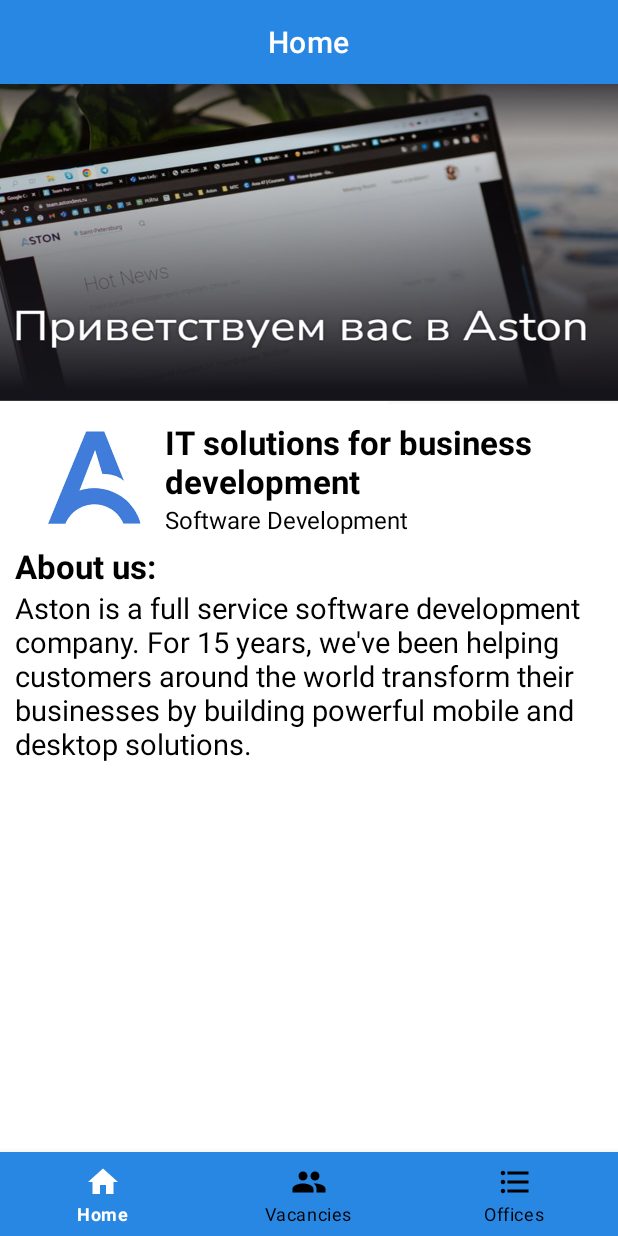
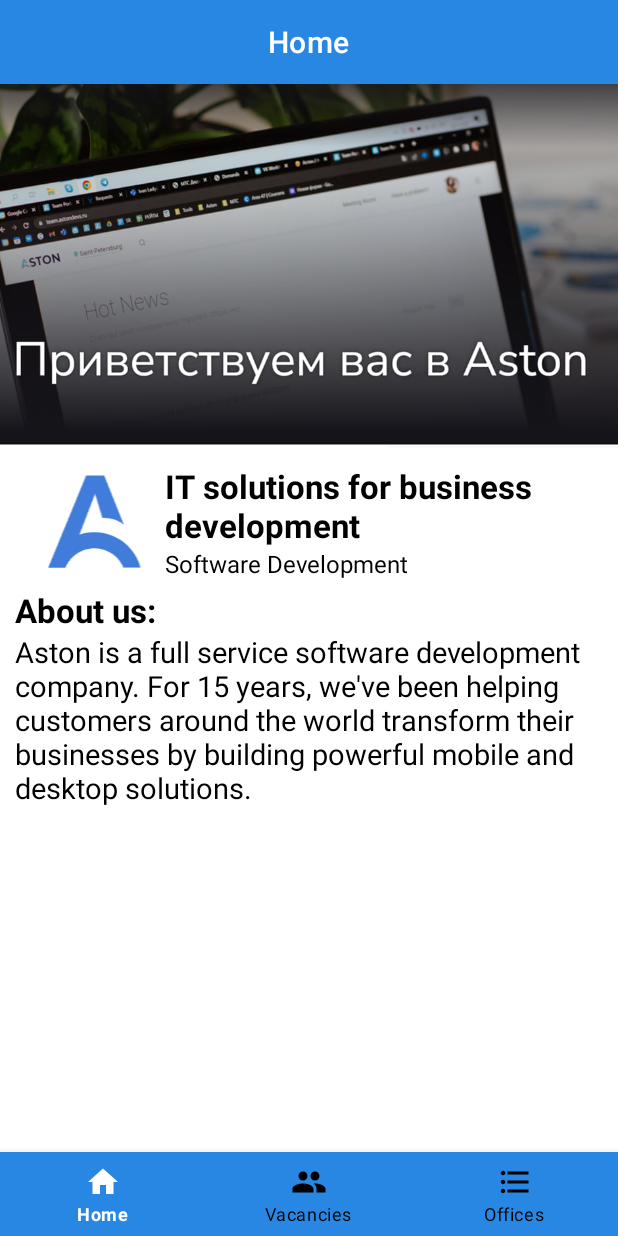
Before and after one commit to almoiv0499/Moroz_Lesson3, an Android app: the fragment MainScreenFragment placed in its activity, on a phone screen of 412 x 824 dp. Run offline under Robolectric (Android 15) with nearby library versions, the phone set to English and light mode, and no system bars.

Commit message:
moroz_lesson_6 added RecyclerView for MainScreenFragment

```diff
--- a/app/src/main/java/com/example/moroz_lesson3/fragments/mainscreen/MainScreenFragment.kt
+++ b/app/src/main/java/com/example/moroz_lesson3/fragments/mainscreen/MainScreenFragment.kt
@@ -8,6 +8,8 @@
 import com.example.moroz_lesson3.R
 import com.example.moroz_lesson3.databinding.FragmentMainScreenBinding
 import com.example.moroz_lesson3.fragments.util.CustomizeToolbar
+import com.example.moroz_lesson3.model.MainScreen
+import com.example.moroz_lesson3.recyclerview.mainscreen.MainScreenAdapter
 
 class MainScreenFragment : Fragment(), CustomizeToolbar {
 
@@ -18,12 +20,31 @@
     private var _binding: FragmentMainScreenBinding? = null
     private val binding get() = _binding!!
 
+    private val mainScreenAdapter by lazy(LazyThreadSafetyMode.NONE) {
+        MainScreenAdapter().apply {
+            submitList(mockMainScreenList())
+        }
+    }
+
     override fun onCreateView(
         inflater: LayoutInflater, container: ViewGroup?,
         savedInstanceState: Bundle?,
     ): View {
         _binding = FragmentMainScreenBinding.inflate(inflater, container, false)
         return binding.root
+    }
+
+    override fun onViewCreated(view: View, savedInstanceState: Bundle?) {
+        super.onViewCreated(view, savedInstanceState)
+
+        initRecyclerView()
+    }
+
+    private fun initRecyclerView() {
+        with(binding.recyclerViewMainScreen) {
+            setHasFixedSize(true)
+            adapter = mainScreenAdapter
+        }
     }
 
     override fun setToolbarTitle(): Int = R.string.string_home
@@ -33,4 +54,28 @@
         _binding = null
     }
 
+    private fun mockMainScreenList(): List<MainScreen> {
+        val screens = mutableListOf<MainScreen>()
+        screens.add(
+            MainScreen(
+                viewType = 0
+            )
+        )
+        screens.add(
+            MainScreen(
+                title = getString(R.string.string_title),
+                subtitle = getString(R.string.string_subtitle),
+                viewType = 1
+            )
+        )
+        screens.add(
+            MainScreen(
+                aboutUs = getString(R.string.about_us),
+                aboutUsDescription = getString(R.string.string_about_us_description),
+                viewType = 2
+            )
+        )
+        return screens
+    }
+
 }
--- /dev/null
+++ b/app/src/main/java/com/example/moroz_lesson3/model/MainScreen.kt
@@ -0,0 +1,13 @@
+package com.example.moroz_lesson3.model
+
+import com.example.moroz_lesson3.R
+
+data class MainScreen(
+    val image: Int = R.drawable.title_image,
+    val logo: Int = R.drawable.logo,
+    val title: String = "",
+    val subtitle: String = "",
+    val aboutUs: String = "",
+    val aboutUsDescription: String = "",
+    val viewType: Int = 0
+)
--- /dev/null
+++ b/app/src/main/java/com/example/moroz_lesson3/recyclerview/base/BaseMainScreenViewHolder.kt
@@ -0,0 +1,11 @@
+package com.example.moroz_lesson3.recyclerview.base
+
+import android.view.View
+import androidx.recyclerview.widget.RecyclerView.ViewHolder
+import com.example.moroz_lesson3.model.MainScreen
+
+abstract class BaseMainScreenViewHolder(itemView: View) : ViewHolder(itemView) {
+
+    abstract fun populate(mainScreen: MainScreen)
+
+}
--- a/app/src/main/java/com/example/moroz_lesson3/recyclerview/BaseViewHolder.kt
+++ b/app/src/main/java/com/example/moroz_lesson3/recyclerview/base/BaseViewHolder.kt
@@ -1,4 +1,4 @@
-package com.example.moroz_lesson3.recyclerview
+package com.example.moroz_lesson3.recyclerview.base
 
 import android.view.View
 import androidx.recyclerview.widget.RecyclerView.ViewHolder
--- /dev/null
+++ b/app/src/main/java/com/example/moroz_lesson3/recyclerview/mainscreen/AboutUsViewHolder.kt
@@ -0,0 +1,18 @@
+package com.example.moroz_lesson3.recyclerview.mainscreen
+
+import com.example.moroz_lesson3.databinding.AboutUsMainScreenRvBinding
+import com.example.moroz_lesson3.model.MainScreen
+import com.example.moroz_lesson3.recyclerview.base.BaseMainScreenViewHolder
+
+class AboutUsViewHolder(
+    private val binding: AboutUsMainScreenRvBinding
+) : BaseMainScreenViewHolder(binding.root) {
+
+    override fun populate(mainScreen: MainScreen) {
+        with(binding) {
+            aboutUsTitleRv.text = mainScreen.aboutUs
+            aboutUsDescriptionRv.text = mainScreen.aboutUsDescription
+        }
+    }
+
+}
--- /dev/null
+++ b/app/src/main/java/com/example/moroz_lesson3/recyclerview/mainscreen/ImageViewHolder.kt
@@ -0,0 +1,20 @@
+package com.example.moroz_lesson3.recyclerview.mainscreen
+
+import com.bumptech.glide.Glide
+import com.example.moroz_lesson3.R
+import com.example.moroz_lesson3.databinding.ImageMainScreenRvBinding
+import com.example.moroz_lesson3.model.MainScreen
+import com.example.moroz_lesson3.recyclerview.base.BaseMainScreenViewHolder
+
+class ImageViewHolder(
+    private val binding: ImageMainScreenRvBinding
+) : BaseMainScreenViewHolder(binding.root) {
+
+    override fun populate(mainScreen: MainScreen) {
+        Glide.with(binding.root)
+            .load(mainScreen.image)
+            .placeholder(R.drawable.logo)
+            .into(binding.welcomeImageViewRv)
+    }
+
+}
--- /dev/null
+++ b/app/src/main/java/com/example/moroz_lesson3/recyclerview/mainscreen/MainScreenAdapter.kt
@@ -0,0 +1,43 @@
+package com.example.moroz_lesson3.recyclerview.mainscreen
+
+import android.view.LayoutInflater
+import android.view.ViewGroup
+import androidx.recyclerview.widget.ListAdapter
+import com.example.moroz_lesson3.databinding.AboutUsMainScreenRvBinding
+import com.example.moroz_lesson3.databinding.ImageMainScreenRvBinding
+import com.example.moroz_lesson3.databinding.TitleMainScreenRvBinding
+import com.example.moroz_lesson3.model.MainScreen
+import com.example.moroz_lesson3.recyclerview.base.BaseMainScreenViewHolder
+
+class MainScreenAdapter : ListAdapter<MainScreen, BaseMainScreenViewHolder>(MainScreenDiffUtil()) {
+
+    override fun onCreateViewHolder(parent: ViewGroup, viewType: Int): BaseMainScreenViewHolder {
+        return when (viewType) {
+            0 -> {
+                val binding = ImageMainScreenRvBinding.inflate(
+                    LayoutInflater.from(parent.context), parent, false
+                )
+                ImageViewHolder(binding)
+            }
+            1 -> {
+                val binding = TitleMainScreenRvBinding.inflate(
+                    LayoutInflater.from(parent.context), parent, false
+                )
+                TitleViewHolder(binding)
+            }
+            else -> {
+                val binding = AboutUsMainScreenRvBinding.inflate(
+                    LayoutInflater.from(parent.context), parent, false
+                )
+                AboutUsViewHolder(binding)
+            }
+        }
+    }
+
+    override fun onBindViewHolder(holder: BaseMainScreenViewHolder, position: Int) {
+        holder.populate(currentList[position])
+    }
+
+    override fun getItemViewType(position: Int): Int = currentList[position].viewType
+
+}
--- /dev/null
+++ b/app/src/main/java/com/example/moroz_lesson3/recyclerview/mainscreen/MainScreenDiffUtil.kt
@@ -0,0 +1,13 @@
+package com.example.moroz_lesson3.recyclerview.mainscreen
+
+import androidx.recyclerview.widget.DiffUtil
+import com.example.moroz_lesson3.model.MainScreen
+
+class MainScreenDiffUtil : DiffUtil.ItemCallback<MainScreen>() {
+
+    override fun areItemsTheSame(oldItem: MainScreen, newItem: MainScreen): Boolean =
+        oldItem.title == newItem.title
+
+    override fun areContentsTheSame(oldItem: MainScreen, newItem: MainScreen): Boolean =
+        oldItem == newItem
+}
--- /dev/null
+++ b/app/src/main/java/com/example/moroz_lesson3/recyclerview/mainscreen/TitleViewHolder.kt
@@ -0,0 +1,25 @@
+package com.example.moroz_lesson3.recyclerview.mainscreen
+
+import com.bumptech.glide.Glide
+import com.example.moroz_lesson3.R
+import com.example.moroz_lesson3.databinding.TitleMainScreenRvBinding
+import com.example.moroz_lesson3.model.MainScreen
+import com.example.moroz_lesson3.recyclerview.base.BaseMainScreenViewHolder
+
+class TitleViewHolder(
+    private val binding: TitleMainScreenRvBinding,
+) : BaseMainScreenViewHolder(binding.root) {
+
+    override fun populate(mainScreen: MainScreen) {
+        with(binding) {
+            titleRv.text = mainScreen.title
+            subtitleRv.text = mainScreen.subtitle
+
+            Glide.with(binding.root)
+                .load(mainScreen.logo)
+                .placeholder(R.drawable.logo)
+                .into(binding.logoImageViewRv)
+        }
+    }
+
+}
--- a/app/src/main/java/com/example/moroz_lesson3/recyclerview/offices/BelarusOfficeViewHolder.kt
+++ b/app/src/main/java/com/example/moroz_lesson3/recyclerview/offices/BelarusOfficeViewHolder.kt
@@ -2,7 +2,7 @@
 
 import com.example.moroz_lesson3.databinding.BelarusOfficeRvBinding
 import com.example.moroz_lesson3.model.Office
-import com.example.moroz_lesson3.recyclerview.BaseViewHolder
+import com.example.moroz_lesson3.recyclerview.base.BaseViewHolder
 
 class BelarusOfficeViewHolder(
     private val binding: BelarusOfficeRvBinding,
--- a/app/src/main/java/com/example/moroz_lesson3/recyclerview/offices/OfficesAdapter.kt
+++ b/app/src/main/java/com/example/moroz_lesson3/recyclerview/offices/OfficesAdapter.kt
@@ -6,7 +6,7 @@
 import com.example.moroz_lesson3.databinding.BelarusOfficeRvBinding
 import com.example.moroz_lesson3.databinding.RussianOfficeRvBinding
 import com.example.moroz_lesson3.model.Office
-import com.example.moroz_lesson3.recyclerview.BaseViewHolder
+import com.example.moroz_lesson3.recyclerview.base.BaseViewHolder
 
 class OfficesAdapter : ListAdapter<Office, BaseViewHolder>(OfficesDiffUtil()) {
 
--- a/app/src/main/java/com/example/moroz_lesson3/recyclerview/offices/RussianOfficeViewHolder.kt
+++ b/app/src/main/java/com/example/moroz_lesson3/recyclerview/offices/RussianOfficeViewHolder.kt
@@ -2,7 +2,7 @@
 
 import com.example.moroz_lesson3.databinding.RussianOfficeRvBinding
 import com.example.moroz_lesson3.model.Office
-import com.example.moroz_lesson3.recyclerview.BaseViewHolder
+import com.example.moroz_lesson3.recyclerview.base.BaseViewHolder
 
 class RussianOfficeViewHolder(
     private val binding: RussianOfficeRvBinding,
--- /dev/null
+++ b/app/src/main/res/layout/about_us_main_screen_rv.xml
@@ -0,0 +1,38 @@
+<?xml version="1.0" encoding="utf-8"?>
+<androidx.constraintlayout.widget.ConstraintLayout xmlns:android="http://schemas.android.com/apk/res/android"
+    android:layout_width="match_parent"
+    android:layout_height="wrap_content"
+    xmlns:app="http://schemas.android.com/apk/res-auto">
+
+    <androidx.constraintlayout.widget.Guideline
+        android:id="@+id/guideline_start"
+        android:layout_width="wrap_content"
+        android:layout_height="wrap_content"
+        android:orientation="vertical"
+        app:layout_constraintGuide_begin="@dimen/guideline_begin" />
+
+    <androidx.constraintlayout.widget.Guideline
+        android:id="@+id/guideline_end"
+        android:layout_width="wrap_content"
+        android:layout_height="wrap_content"
+        android:orientation="vertical"
+        app:layout_constraintGuide_end="@dimen/guideline_end" />
+
+    <com.google.android.material.textview.MaterialTextView
+        android:id="@+id/about_us_title_rv"
+        style="@style/TextViewTitlesStyle"
+        android:text="@string/about_us"
+        app:layout_constraintEnd_toEndOf="@id/guideline_end"
+        app:layout_constraintStart_toStartOf="@id/guideline_start"
+        app:layout_constraintTop_toTopOf="parent"/>
+
+    <com.google.android.material.textview.MaterialTextView
+        android:id="@+id/about_us_description_rv"
+        style="@style/TextViewDescriptionStyle"
+        android:text="@string/string_about_us_description"
+        android:textSize="@dimen/textView_about_company_textSize"
+        app:layout_constraintEnd_toEndOf="@id/guideline_end"
+        app:layout_constraintStart_toStartOf="@id/guideline_start"
+        app:layout_constraintTop_toBottomOf="@id/about_us_title_rv" />
+
+</androidx.constraintlayout.widget.ConstraintLayout>
--- a/app/src/main/res/layout/fragment_main_screen.xml
+++ b/app/src/main/res/layout/fragment_main_screen.xml
@@ -7,108 +7,21 @@
     tools:context=".fragments.mainscreen.MainScreenFragment">
 
     <androidx.constraintlayout.widget.Guideline
-        android:id="@+id/guideline_start"
-        android:layout_width="wrap_content"
-        android:layout_height="wrap_content"
-        android:orientation="vertical"
-        app:layout_constraintGuide_begin="@dimen/guideline_begin" />
-
-    <androidx.constraintlayout.widget.Guideline
-        android:id="@+id/guideline_end"
-        android:layout_width="wrap_content"
-        android:layout_height="wrap_content"
-        android:orientation="vertical"
-        app:layout_constraintGuide_end="@dimen/guideline_end" />
-
-    <androidx.constraintlayout.widget.Guideline
         android:id="@+id/guideline_bottom"
         android:layout_width="wrap_content"
         android:layout_height="wrap_content"
         android:orientation="horizontal"
         app:layout_constraintGuide_percent="0.95" />
 
-    <androidx.constraintlayout.widget.Guideline
-        android:id="@+id/guideline_image"
-        android:layout_width="wrap_content"
-        android:layout_height="wrap_content"
-        android:orientation="horizontal"
-        app:constraint_referenced_ids="welcome_imageView"
-        app:layout_constraintGuide_percent="0.3" />
-
-    <ImageView
-        android:id="@+id/welcome_imageView"
-        android:layout_width="@dimen/imageView_width_by_fill"
-        android:layout_height="@dimen/imageView_height"
-        android:adjustViewBounds="true"
-        android:contentDescription="@string/welcome_image"
-        android:scaleType="fitXY"
-        android:src="@drawable/title_image"
-        app:layout_constraintBottom_toBottomOf="@id/guideline_image"
+    <androidx.recyclerview.widget.RecyclerView
+        android:id="@+id/recyclerView_mainScreen"
+        android:layout_width="0dp"
+        android:layout_height="0dp"
+        app:layoutManager="androidx.recyclerview.widget.LinearLayoutManager"
+        app:layout_constraintStart_toStartOf="parent"
         app:layout_constraintEnd_toEndOf="parent"
-        app:layout_constraintStart_toStartOf="parent"
-        app:layout_constraintTop_toTopOf="parent"/>
-
-    <ImageView
-        android:id="@+id/logo_imageView"
-        android:layout_width="@dimen/imageView_width"
-        android:layout_height="@dimen/imageView_height"
-        android:layout_marginTop="@dimen/imageView_marginTop"
-        android:contentDescription="@string/aston_logo"
-        android:src="@drawable/logo"
-        app:layout_constraintBottom_toBottomOf="@id/subtitle"
-        app:layout_constraintEnd_toStartOf="@id/title"
-        app:layout_constraintStart_toStartOf="@id/guideline_start"
-        app:layout_constraintTop_toBottomOf="@id/guideline_image" />
-
-    <com.google.android.material.textview.MaterialTextView
-        android:id="@+id/title"
-        style="@style/TextViewTitlesStyle"
-        android:text="@string/string_title"
-        app:layout_constraintEnd_toEndOf="@id/guideline_end"
-        app:layout_constraintStart_toEndOf="@id/logo_imageView"
-        app:layout_constraintTop_toTopOf="@id/logo_imageView"
-        app:layout_constraintVertical_bias="0" />
-
-    <com.google.android.material.textview.MaterialTextView
-        android:id="@+id/subtitle"
-        style="@style/TextViewDescriptionStyle"
-        android:text="@string/string_subtitle"
-        android:textSize="@dimen/textView_description_textSize"
-        app:layout_constraintBottom_toTopOf="@id/about_us_title"
-        app:layout_constraintEnd_toEndOf="@id/guideline_end"
-        app:layout_constraintStart_toEndOf="@id/logo_imageView"
-        app:layout_constraintTop_toBottomOf="@id/title"
-        app:layout_constraintVertical_bias="0" />
-
-    <androidx.constraintlayout.widget.Barrier
-        android:id="@+id/barrier"
-        android:layout_width="@dimen/barrier_width"
-        android:layout_height="@dimen/barrier_height"
-        app:barrierDirection="bottom"
-        app:constraint_referenced_ids="subtitle,logo_imageView" />
-
-    <Space
-        android:id="@+id/spacer"
-        android:layout_width="wrap_content"
-        android:layout_height="wrap_content"
-        app:layout_constraintStart_toStartOf="parent"
-        app:layout_constraintTop_toBottomOf="@id/barrier" />
-
-    <com.google.android.material.textview.MaterialTextView
-        android:id="@+id/about_us_title"
-        style="@style/TextViewTitlesStyle"
-        android:text="@string/about_us"
-        app:layout_constraintEnd_toEndOf="@id/guideline_end"
-        app:layout_constraintStart_toStartOf="@id/guideline_start"
-        app:layout_constraintTop_toBottomOf="@id/spacer" />
-
-    <com.google.android.material.textview.MaterialTextView
-        android:id="@+id/about_us_description"
-        style="@style/TextViewDescriptionStyle"
-        android:text="@string/string_about_us_description"
-        android:textSize="@dimen/textView_about_company_textSize"
-        app:layout_constraintEnd_toEndOf="@id/guideline_end"
-        app:layout_constraintStart_toStartOf="@id/guideline_start"
-        app:layout_constraintTop_toBottomOf="@id/about_us_title" />
+        app:layout_constraintTop_toTopOf="parent"
+        app:layout_constraintBottom_toBottomOf="@id/guideline_bottom"
+        />
 
 </androidx.constraintlayout.widget.ConstraintLayout>
--- /dev/null
+++ b/app/src/main/res/layout/image_main_screen_rv.xml
@@ -0,0 +1,19 @@
+<?xml version="1.0" encoding="utf-8"?>
+<androidx.constraintlayout.widget.ConstraintLayout xmlns:android="http://schemas.android.com/apk/res/android"
+    android:layout_width="match_parent"
+    android:layout_height="wrap_content"
+    xmlns:app="http://schemas.android.com/apk/res-auto">
+
+    <ImageView
+        android:id="@+id/welcome_imageView_rv"
+        android:layout_width="@dimen/imageView_width_by_fill"
+        android:layout_height="wrap_content"
+        android:adjustViewBounds="true"
+        android:contentDescription="@string/welcome_image"
+        android:scaleType="fitXY"
+        android:src="@drawable/title_image"
+        app:layout_constraintEnd_toEndOf="parent"
+        app:layout_constraintStart_toStartOf="parent"
+        app:layout_constraintTop_toTopOf="parent"/>
+
+</androidx.constraintlayout.widget.ConstraintLayout>
--- /dev/null
+++ b/app/src/main/res/layout/title_main_screen_rv.xml
@@ -0,0 +1,52 @@
+<?xml version="1.0" encoding="utf-8"?>
+<androidx.constraintlayout.widget.ConstraintLayout xmlns:android="http://schemas.android.com/apk/res/android"
+    android:layout_width="match_parent"
+    android:layout_height="wrap_content"
+    xmlns:app="http://schemas.android.com/apk/res-auto">
+
+    <androidx.constraintlayout.widget.Guideline
+        android:id="@+id/guideline_start"
+        android:layout_width="wrap_content"
+        android:layout_height="wrap_content"
+        android:orientation="vertical"
+        app:layout_constraintGuide_begin="@dimen/guideline_begin" />
+
+    <androidx.constraintlayout.widget.Guideline
+        android:id="@+id/guideline_end"
+        android:layout_width="wrap_content"
+        android:layout_height="wrap_content"
+        android:orientation="vertical"
+        app:layout_constraintGuide_end="@dimen/guideline_end" />
+
+    <ImageView
+        android:id="@+id/logo_imageView_rv"
+        android:layout_width="@dimen/imageView_width"
+        android:layout_height="@dimen/imageView_height"
+        android:layout_marginTop="@dimen/imageView_marginTop"
+        android:contentDescription="@string/aston_logo"
+        android:src="@drawable/logo"
+        app:layout_constraintBottom_toBottomOf="@id/subtitle_rv"
+        app:layout_constraintEnd_toStartOf="@id/title_rv"
+        app:layout_constraintStart_toStartOf="@id/guideline_start"
+        app:layout_constraintTop_toTopOf="parent"/>
+
+    <com.google.android.material.textview.MaterialTextView
+        android:id="@+id/title_rv"
+        style="@style/TextViewTitlesStyle"
+        android:text="@string/string_title"
+        app:layout_constraintEnd_toEndOf="@id/guideline_end"
+        app:layout_constraintStart_toEndOf="@id/logo_imageView_rv"
+        app:layout_constraintTop_toTopOf="@id/logo_imageView_rv"
+        app:layout_constraintVertical_bias="0" />
+
+    <com.google.android.material.textview.MaterialTextView
+        android:id="@+id/subtitle_rv"
+        style="@style/TextViewDescriptionStyle"
+        android:text="@string/string_subtitle"
+        android:textSize="@dimen/textView_description_textSize"
+        app:layout_constraintEnd_toEndOf="@id/guideline_end"
+        app:layout_constraintStart_toEndOf="@id/logo_imageView_rv"
+        app:layout_constraintTop_toBottomOf="@id/title_rv"
+        app:layout_constraintVertical_bias="0" />
+
+</androidx.constraintlayout.widget.ConstraintLayout>
```
